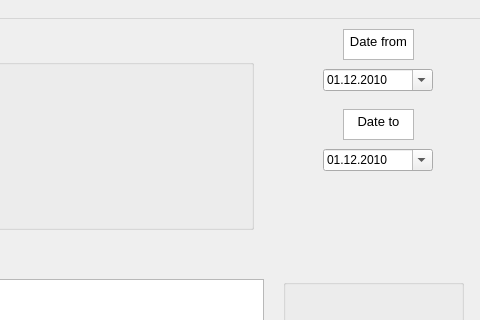
Above: python/src/z_2.6/mainDialog.ui from VitoTyutikov/6-semestr before the change; both pictures show x 497 to 977 and y 0 to 320 of the 977 by 603 pixel window. Below: the same form after it.
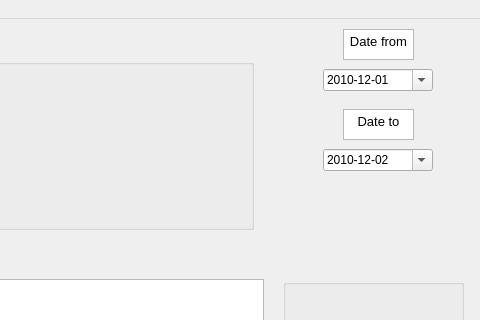
That is the form after the change.

The edit to the form file:
```diff
--- a/python/src/z_2.6/mainDialog.ui
+++ b/python/src/z_2.6/mainDialog.ui
@@ -76,7 +76,7 @@
      </datetime>
     </property>
     <property name="displayFormat">
-     <string>dd.MM.yyyy</string>
+     <string>yyyy-M-dd</string>
     </property>
     <property name="calendarPopup">
      <bool>true</bool>
@@ -98,11 +98,18 @@
       <second>0</second>
       <year>2010</year>
       <month>12</month>
-      <day>1</day>
+      <day>2</day>
      </datetime>
     </property>
+    <property name="time">
+     <time>
+      <hour>0</hour>
+      <minute>0</minute>
+      <second>0</second>
+     </time>
+    </property>
     <property name="displayFormat">
-     <string>dd.MM.yyyy</string>
+     <string>yyyy-M-dd</string>
     </property>
     <property name="calendarPopup">
      <bool>true</bool>
@@ -111,7 +118,7 @@
      <date>
       <year>2010</year>
       <month>12</month>
-      <day>1</day>
+      <day>2</day>
      </date>
     </property>
    </widget>
```
